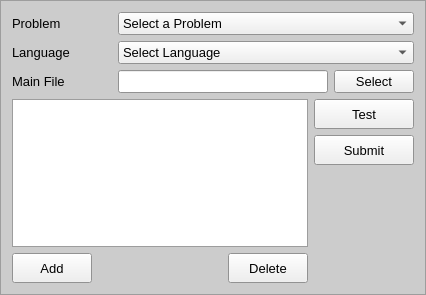
Qt form source/JudgeClient/forms/FrameSubmit.ui (mysterylx/Judge) before a commit.
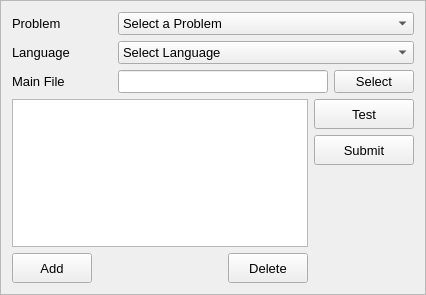
The same form after that commit.

```diff
--- a/source/JudgeClient/forms/FrameSubmit.ui
+++ b/source/JudgeClient/forms/FrameSubmit.ui
@@ -16,70 +16,6 @@
     <verstretch>0</verstretch>
    </sizepolicy>
   </property>
-  <property name="palette">
-   <palette>
-    <active>
-     <colorrole role="Base">
-      <brush brushstyle="SolidPattern">
-       <color alpha="255">
-        <red>255</red>
-        <green>255</green>
-        <blue>255</blue>
-       </color>
-      </brush>
-     </colorrole>
-     <colorrole role="Window">
-      <brush brushstyle="SolidPattern">
-       <color alpha="255">
-        <red>204</red>
-        <green>204</green>
-        <blue>204</blue>
-       </color>
-      </brush>
-     </colorrole>
-    </active>
-    <inactive>
-     <colorrole role="Base">
-      <brush brushstyle="SolidPattern">
-       <color alpha="255">
-        <red>255</red>
-        <green>255</green>
-        <blue>255</blue>
-       </color>
-      </brush>
-     </colorrole>
-     <colorrole role="Window">
-      <brush brushstyle="SolidPattern">
-       <color alpha="255">
-        <red>204</red>
-        <green>204</green>
-        <blue>204</blue>
-       </color>
-      </brush>
-     </colorrole>
-    </inactive>
-    <disabled>
-     <colorrole role="Base">
-      <brush brushstyle="SolidPattern">
-       <color alpha="255">
-        <red>204</red>
-        <green>204</green>
-        <blue>204</blue>
-       </color>
-      </brush>
-     </colorrole>
-     <colorrole role="Window">
-      <brush brushstyle="SolidPattern">
-       <color alpha="255">
-        <red>204</red>
-        <green>204</green>
-        <blue>204</blue>
-       </color>
-      </brush>
-     </colorrole>
-    </disabled>
-   </palette>
-  </property>
   <property name="font">
    <font>
     <family>Arial</family>
```
Left out of the diff: 15 changed lines with no effect on the pictures.
